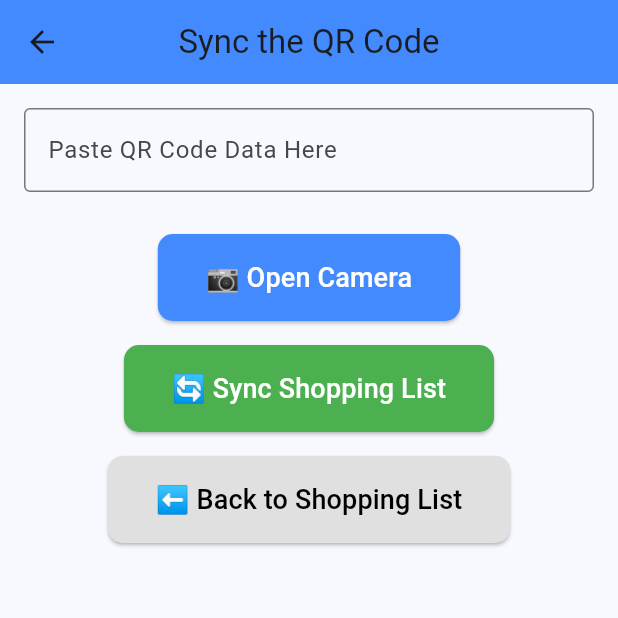
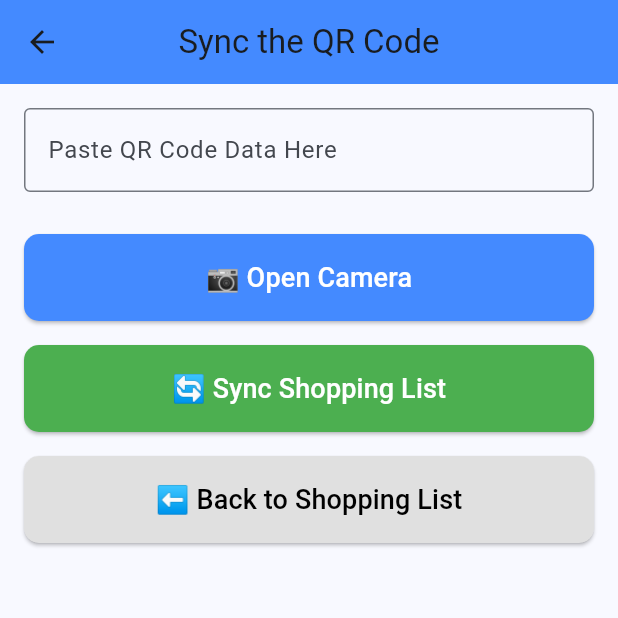
Before and after one commit to Anuxi4321/PathFinder-Mobile-App, a Flutter app: the QRScannerScreen screen opened by its route, on a phone screen of 412 x 824 dp, the top half of it. Run offline on Flutter 3.47's test engine with Material 3 defaults, Android fonts, the phone set to English and light mode, and no system bars; our stand-ins replace sqflite, sqflite_common_ffi; missing offline and left inert: android_intent_plus; accounts and stored records are empty.

Commit message:
update ui

```diff
--- a/mobilecartapp/lib/qr_scanner_screen.dart
+++ b/mobilecartapp/lib/qr_scanner_screen.dart
@@ -165,18 +165,21 @@ class _QRScannerScreenState extends State<QRScannerScreen> {
     );
   }
 
-  Widget _buildButton(String label, VoidCallback onPressed, Color color, {Color textColor = Colors.white}) {
-    return Padding(
-      padding: const EdgeInsets.symmetric(vertical: 8.0),
+ Widget _buildButton(String label, VoidCallback onPressed, Color color, {Color textColor = Colors.white}) {
+  return Padding(
+    padding: const EdgeInsets.symmetric(vertical: 8.0),
+    child: SizedBox(
+      width: double.infinity, // Full width button
       child: ElevatedButton(
         onPressed: onPressed,
         style: ElevatedButton.styleFrom(
           backgroundColor: color,
-          padding: const EdgeInsets.symmetric(horizontal: 32, vertical: 16),
+          padding: const EdgeInsets.symmetric(vertical: 16),
           shape: RoundedRectangleBorder(borderRadius: BorderRadius.circular(10)),
         ),
         child: Text(label, style: TextStyle(fontSize: 18, color: textColor)),
       ),
-    );
-  }
+    ),
+  );
 }
+}
```
